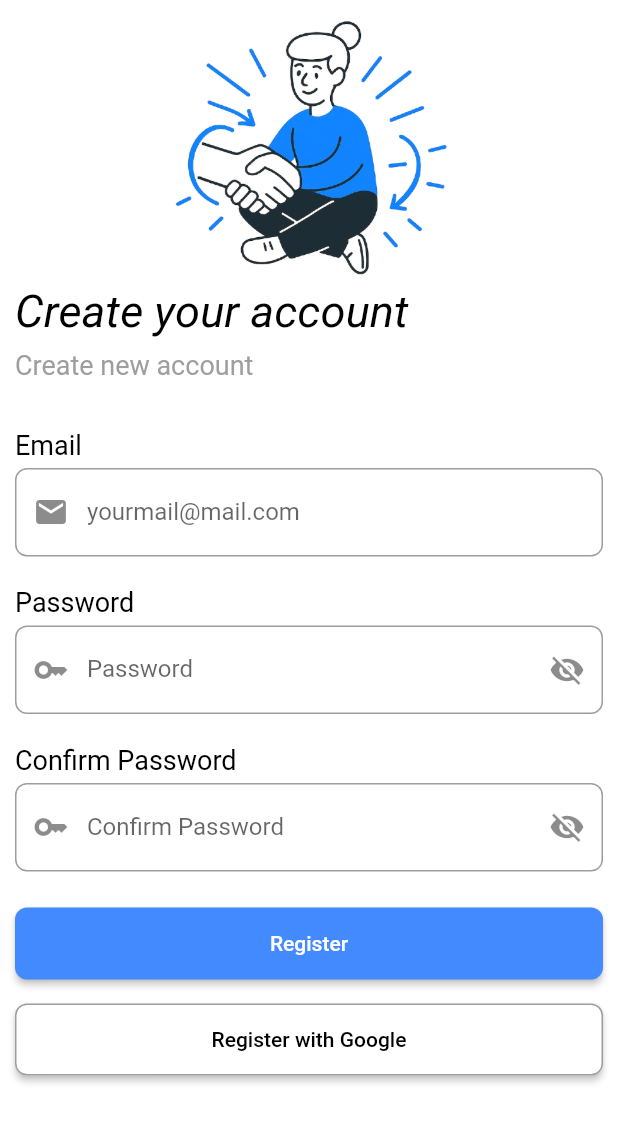
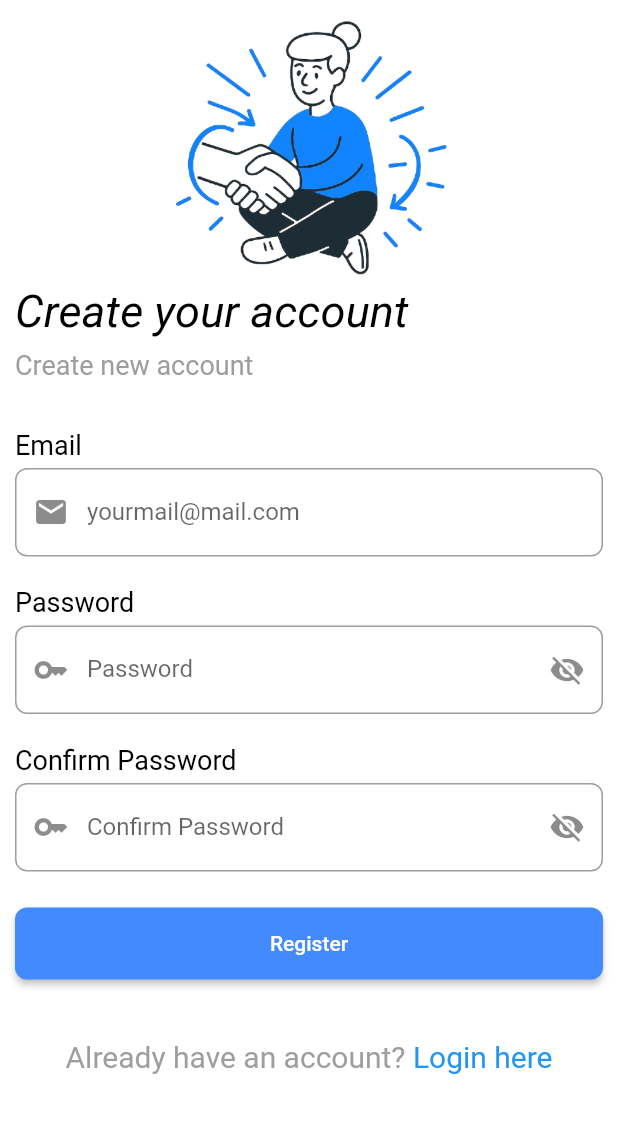
Before and after one commit to bibektako/borrowlend, a Flutter app: the SignupView screen opened directly, on a phone screen of 412 x 824 dp. Shown: the top 1122 px of the screen. Run offline on Flutter 3.47's test engine with Material 3 defaults, Android fonts, the phone set to English and light mode, and no system bars; our stand-ins replace carousel_slider, dartz, equatable, flutter_bloc, get_it, hive_flutter; accounts and stored records are empty; Roboto replaces fonts that are missing (Inter Bold, Inter Regular).

```diff
--- a/lib/core/common/slider_screen.dart
+++ b/lib/core/common/slider_screen.dart
@@ -21,8 +21,8 @@ class SliderScreen extends StatelessWidget {
             );
           }).toList(),
       options: CarouselOptions(
-       height: 400,
-        // height: 163,
+        //  height: 400,
+        height: 163,
 
         autoPlay: true,
         enlargeCenterPage: false,
--- a/lib/features/auth/presentation/view/signup_view.dart
+++ b/lib/features/auth/presentation/view/signup_view.dart
@@ -154,21 +154,41 @@ class SignupView extends StatelessWidget {
                   const SizedBox(height: 16),
 
                   // Google Button
-                  SizedBox(
-                    width: double.infinity,
-                    height: 48,
-                    child: ElevatedButton(
-                      style: ElevatedButton.styleFrom(
-                        backgroundColor: Colors.white,
-                        side: const BorderSide(color: Colors.grey),
-                        shape: RoundedRectangleBorder(
-                          borderRadius: BorderRadius.circular(8),
-                        ),
-                      ),
-                      onPressed: () {},
-                      child: const Text(
-                        "Register with Google",
-                        style: TextStyle(color: Colors.black),
+                  // SizedBox(
+                  //   width: double.infinity,
+                  //   height: 48,
+                  //   child: ElevatedButton(
+                  //     style: ElevatedButton.styleFrom(
+                  //       backgroundColor: Colors.white,
+                  //       side: const BorderSide(color: Colors.grey),
+                  //       shape: RoundedRectangleBorder(
+                  //         borderRadius: BorderRadius.circular(8),
+                  //       ),
+                  //     ),
+                  //     onPressed: () {},
+                  //     child: const Text(
+                  //       "Register with Google",
+                  //       style: TextStyle(color: Colors.black),
+                  //     ),
+                  //   ),
+                  // ),
+                  SizedBox(width: double.infinity, height: 24),
+                  Container(
+                    alignment: Alignment.bottomCenter,
+                    child: RichText(
+                      text: const TextSpan(
+                        text: "Already have an account? ",
+                        style: TextStyle(color: Colors.grey, fontSize: 20),
+                        children: <TextSpan>[
+                          TextSpan(
+                            text: "Login here",
+                            style: TextStyle(
+                              color: Colors.blue,
+                              fontSize: 20,
+                              fontFamily: 'Inter Bold',
+                            ),
+                          ),
+                        ],
                       ),
                     ),
                   ),
```
